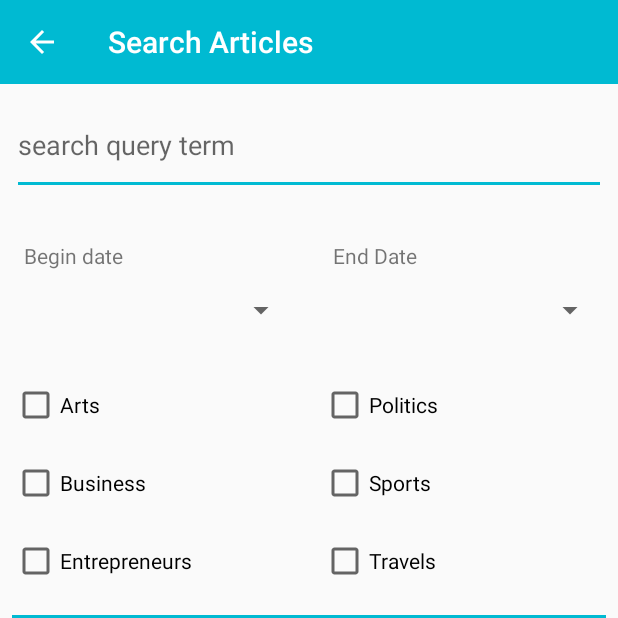
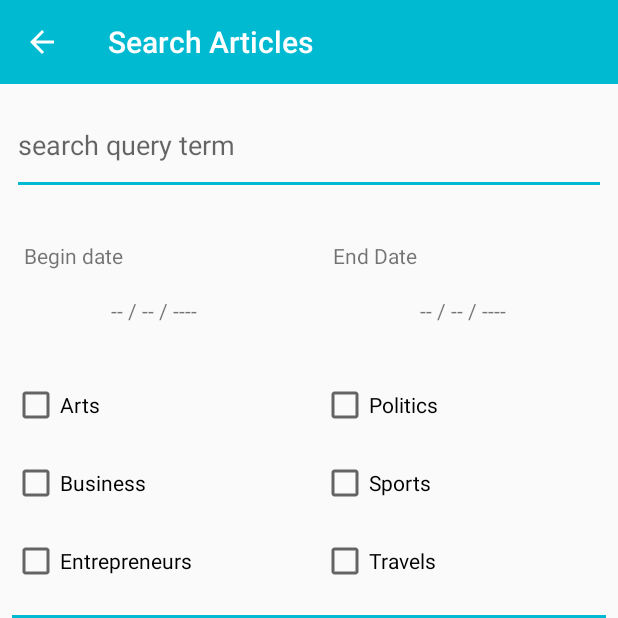
Before and after one commit to thomas25520/MyNews, an Android app: the MainActivity screen opened directly, with no data from a screen before it, after a tap on "search", on a phone screen of 412 x 824 dp, the top half of it. Run offline under Robolectric (Android 15) with nearby library versions, the phone set to English and light mode, and no system bars.

Commit message:
[ADD] -- DatePickerDialog for begin date and end date -- [ADD] -- Navigation drawer header -- [BUG] -- Hamburger menu display -- [BUG] -- colors in mainActivity --

```diff
--- a/app/src/main/java/com/MyNews/controller/activities/MainActivity.java
+++ b/app/src/main/java/com/MyNews/controller/activities/MainActivity.java
@@ -7,7 +7,6 @@ import android.support.design.widget.NavigationView;
 import android.support.v4.view.GravityCompat;
 import android.support.v4.view.ViewPager;
 import android.support.v4.widget.DrawerLayout;
-import android.support.v7.app.ActionBarDrawerToggle;
 import android.support.v7.app.AppCompatActivity;
 import android.support.v7.widget.Toolbar;
 import android.view.Menu;
@@ -15,7 +14,7 @@ import android.view.MenuItem;
 
 import com.MyNews.R;
 import com.MyNews.controller.adapter.ViewPagerAdapter;
-import com.MyNews.controller.fragment.TabLayout;
+import com.MyNews.controller.fragment.TabLayoutCategories;
 
 import java.util.Objects;
 
@@ -28,7 +27,7 @@ public class MainActivity extends AppCompatActivity implements NavigationView.On
     @Override
     protected void onCreate(Bundle savedInstanceState) {
         super.onCreate(savedInstanceState);
-        setContentView(R.layout.activity_main);
+        setContentView(R.layout.main_activity);
 
         configureNavigationView();
         configureDrawerLayout();
@@ -45,9 +44,6 @@ public class MainActivity extends AppCompatActivity implements NavigationView.On
     // Configure Drawer Layout
     private void configureDrawerLayout() {
         mDrawerLayout = findViewById(R.id.activity_main_drawer_layout);
-        ActionBarDrawerToggle toggle = new ActionBarDrawerToggle(this, mDrawerLayout, mToolbar, R.string.navigation_drawer_open, R.string.navigation_drawer_close);
-        mDrawerLayout.addDrawerListener(toggle);
-        toggle.syncState();
     }
 
     // Set ViewPagerAndTabs
@@ -63,14 +59,15 @@ public class MainActivity extends AppCompatActivity implements NavigationView.On
     private void setToolbar() {
         Toolbar toolbar = findViewById(R.id.activity_main_toolbar);
         setSupportActionBar(toolbar);
+        Objects.requireNonNull(getSupportActionBar()).setHomeAsUpIndicator(R.drawable.ic_baseline_menu_24px);
         Objects.requireNonNull(getSupportActionBar()).setDisplayHomeAsUpEnabled(true);
     }
 
     private void addTabs(ViewPager viewPager) {
         ViewPagerAdapter adapter = new ViewPagerAdapter(getSupportFragmentManager());
-        adapter.addFrag(new TabLayout(), "TOP STORIES");
-        adapter.addFrag(new TabLayout(), "MOST POPULAR");
-        adapter.addFrag(new TabLayout(), "BUSINESS");
+        adapter.addFrag(new TabLayoutCategories(), "TOP STORIES");
+        adapter.addFrag(new TabLayoutCategories(), "MOST POPULAR");
+        adapter.addFrag(new TabLayoutCategories(), "BUSINESS");
         viewPager.setAdapter(adapter);
     }
 
@@ -85,6 +82,9 @@ public class MainActivity extends AppCompatActivity implements NavigationView.On
     @Override
     public boolean onOptionsItemSelected(MenuItem item) {
         switch (item.getItemId()) {
+            case android.R.id.home:
+                mDrawerLayout.openDrawer(GravityCompat.START);
+                return true;
             case R.id.menu_activity_main_search_btn:
                 startActivity(new Intent(MainActivity.this, SearchActivity.class));
                 return true;
--- a/app/src/main/java/com/MyNews/controller/activities/SearchActivity.java
+++ b/app/src/main/java/com/MyNews/controller/activities/SearchActivity.java
@@ -1,12 +1,20 @@
 package com.MyNews.controller.activities;
 
+import android.app.DatePickerDialog;
+import android.graphics.Color;
+import android.graphics.drawable.ColorDrawable;
 import android.os.Bundle;
 import android.support.v7.app.AppCompatActivity;
 import android.support.v7.widget.Toolbar;
 import android.view.View;
+import android.widget.DatePicker;
 import android.widget.EditText;
+import android.widget.TextView;
 
 import com.MyNews.R;
+
+import java.util.Calendar;
+import java.util.Objects;
 
 /**
  * Created by Dutru Thomas on 06/05/2019.
@@ -14,11 +22,20 @@ import com.MyNews.R;
 public class SearchActivity extends AppCompatActivity {
     EditText mQueryTerm;
 
+    private TextView mDisplayEndDate;
+    private TextView mDisplayBeginDate;
+
+    private DatePickerDialog.OnDateSetListener mDateSetListenerEnd;
+    private DatePickerDialog.OnDateSetListener mDateSetListenerBegin;
+
+
     @Override
     protected void onCreate(Bundle savedInstanceState) {
         super.onCreate(savedInstanceState);
-        setContentView(R.layout.activity_search);
+        setContentView(R.layout.search_activity);
         initViews();
+        setBeginDate();
+        setEndDate();
     }
 
     public void initViews() {
@@ -44,4 +61,70 @@ public class SearchActivity extends AppCompatActivity {
             }
         });
     }
+
+    public void setBeginDate() {
+        mDisplayBeginDate = findViewById(R.id.activity_search_begin_date);
+
+        mDisplayBeginDate.setOnClickListener(new View.OnClickListener() {
+            @Override
+            public void onClick(View v) {
+                Calendar calendar = Calendar.getInstance();
+                int year = calendar.get(Calendar.YEAR);
+                int month = calendar.get(Calendar.MONTH);
+                int day = calendar.get(Calendar.DAY_OF_MONTH);
+
+                DatePickerDialog dialog = new DatePickerDialog(
+                        SearchActivity.this,
+                        android.R.style.Theme_Holo_Light_Dialog_MinWidth,
+                        mDateSetListenerBegin,
+                        year, month, day);
+                Objects.requireNonNull(dialog.getWindow()).setBackgroundDrawable(new ColorDrawable(Color.TRANSPARENT));
+                dialog.show();
+            }
+        });
+
+        // Display user choice on TextView
+        mDateSetListenerBegin = new DatePickerDialog.OnDateSetListener() {
+            @Override
+            public void onDateSet(DatePicker datePicker, int year, int month, int day) {
+                month = month + 1;
+
+                String date = month + "/" + day + "/" + year;
+                mDisplayBeginDate.setText(date);
+            }
+        };
+    }
+
+    public void setEndDate() {
+        mDisplayEndDate = findViewById(R.id.activity_search_end_date);
+
+        mDisplayEndDate.setOnClickListener(new View.OnClickListener() {
+            @Override
+            public void onClick(View v) {
+                Calendar calendar = Calendar.getInstance();
+                int year = calendar.get(Calendar.YEAR);
+                int month = calendar.get(Calendar.MONTH);
+                int day = calendar.get(Calendar.DAY_OF_MONTH);
+
+                DatePickerDialog dialog = new DatePickerDialog(
+                        SearchActivity.this,
+                        android.R.style.Theme_Holo_Light_Dialog_MinWidth,
+                        mDateSetListenerEnd,
+                        year, month, day);
+                Objects.requireNonNull(dialog.getWindow()).setBackgroundDrawable(new ColorDrawable(Color.TRANSPARENT));
+                dialog.show();
+            }
+        });
+
+        // Display user choice on TextView
+        mDateSetListenerEnd = new DatePickerDialog.OnDateSetListener() {
+            @Override
+            public void onDateSet(DatePicker datePicker, int year, int month, int day) {
+                month = month + 1;
+
+                String date = month + "/" + day + "/" + year;
+                mDisplayEndDate.setText(date);
+            }
+        };
+    }
 }
--- a/app/src/main/java/com/MyNews/controller/fragment/TabLayout.java
+++ b/app/src/main/java/com/MyNews/controller/fragment/TabLayoutCategories.java
@@ -9,9 +9,9 @@ import android.view.ViewGroup;
 
 import com.MyNews.R;
 
-public class TabLayout extends Fragment {
+public class TabLayoutCategories extends Fragment {
 
-    public TabLayout() {
+    public TabLayoutCategories() {
     }
 
     @Override
@@ -22,6 +22,6 @@ public class TabLayout extends Fragment {
     @Override
     public View onCreateView(@NonNull LayoutInflater inflater, ViewGroup container,
                              Bundle savedInstanceState) {
-        return inflater.inflate(R.layout.fragment_tab_layout, container, false);
+        return inflater.inflate(R.layout.fragment_tab_layout_categories, container, false);
     }
 }
--- a/app/src/main/res/layout/activity_search.xml
+++ b/app/src/main/res/layout/search_activity.xml
@@ -28,40 +28,14 @@
         app:layout_constraintStart_toStartOf="parent"
         app:layout_constraintTop_toTopOf="parent" />
 
-    <android.support.v7.widget.AppCompatSpinner
-        android:id="@+id/activity_search_start_date"
-        android:layout_width="0dp"
-        android:layout_height="54dp"
-        android:layout_marginStart="8dp"
-        android:layout_marginTop="50dp"
-        android:layout_marginEnd="8dp"
-        app:layout_constraintEnd_toStartOf="@+id/activity_search_end_date"
-        app:layout_constraintStart_toStartOf="parent"
-        app:layout_constraintTop_toBottomOf="@+id/query_term">
-
-    </android.support.v7.widget.AppCompatSpinner>
-
-    <android.support.v7.widget.AppCompatSpinner
-        android:id="@+id/activity_search_end_date"
-        android:layout_width="0dp"
-        android:layout_height="54dp"
-        android:layout_marginStart="8dp"
-        android:layout_marginTop="50dp"
-        android:layout_marginEnd="8dp"
-        app:layout_constraintEnd_toEndOf="parent"
-        app:layout_constraintStart_toEndOf="@+id/activity_search_start_date"
-        app:layout_constraintTop_toBottomOf="@+id/query_term">
-
-    </android.support.v7.widget.AppCompatSpinner>
-
     <TextView
         android:id="@+id/activity_search_spinner_title_start_date"
         android:layout_width="wrap_content"
         android:layout_height="wrap_content"
         android:layout_marginStart="8dp"
         android:text="@string/spinner_title_start_date"
-        app:layout_constraintBottom_toTopOf="@+id/activity_search_start_date"
-        app:layout_constraintStart_toStartOf="@+id/activity_search_start_date" />
+        app:layout_constraintBottom_toTopOf="@+id/activity_search_begin_date"
+        app:layout_constraintStart_toStartOf="@+id/activity_search_begin_date" />
 
     <TextView
         android:id="@+id/activity_search_spinner_title_end_date"
@@ -72,14 +46,40 @@
         app:layout_constraintBottom_toTopOf="@+id/activity_search_end_date"
         app:layout_constraintStart_toStartOf="@+id/activity_search_end_date" />
 
+    <TextView
+        android:id="@+id/activity_search_begin_date"
+        android:gravity="center"
+        android:text="@string/empty_date_format"
+        android:layout_width="0dp"
+        android:layout_height="54dp"
+        android:layout_marginStart="8dp"
+        android:layout_marginTop="50dp"
+        android:layout_marginEnd="8dp"
+        app:layout_constraintEnd_toStartOf="@+id/activity_search_end_date"
+        app:layout_constraintStart_toStartOf="parent"
+        app:layout_constraintTop_toBottomOf="@+id/query_term" />
+
+    <TextView
+        android:id="@+id/activity_search_end_date"
+        android:gravity="center"
+        android:text="@string/empty_date_format"
+        android:layout_width="0dp"
+        android:layout_height="54dp"
+        android:layout_marginStart="8dp"
+        android:layout_marginTop="50dp"
+        android:layout_marginEnd="8dp"
+        app:layout_constraintEnd_toEndOf="parent"
+        app:layout_constraintStart_toEndOf="@+id/activity_search_begin_date"
+        app:layout_constraintTop_toBottomOf="@+id/query_term" />
+
     <CheckBox
         android:id="@+id/checkBox"
         android:layout_width="wrap_content"
         android:layout_height="wrap_content"
         android:layout_marginTop="20dp"
         android:text="@string/checkbox_arts"
-        app:layout_constraintStart_toStartOf="@+id/activity_search_start_date"
-        app:layout_constraintTop_toBottomOf="@+id/activity_search_start_date" />
+        app:layout_constraintStart_toStartOf="@+id/activity_search_begin_date"
+        app:layout_constraintTop_toBottomOf="@+id/activity_search_begin_date" />
 
     <CheckBox
         android:id="@+id/checkBox2"
--- a/app/src/main/res/values/strings.xml
+++ b/app/src/main/res/values/strings.xml
@@ -21,4 +21,5 @@
     <string name="checkbox_entrepreneurs">Entrepreneurs</string>
     <string name="checkbox_travels">Travels</string>
     <string name="activity_search_search_btn">SEARCH</string>
+    <string name="empty_date_format">-- / -- / ----</string>
 </resources>
```
Also changed, not shown: app/src/main/res/layout/activity_main.xml (deleted, +0 -55 lines), app/src/main/res/layout/activity_main_nav_drawer_header.xml (added, +12 -0 lines), app/src/main/res/layout/main_activity.xml (added, +50 -0 lines), app/src/main/res/layout/fragment_tab_layout_categories.xml (renamed from app/src/main/res/layout/fragment_tab_layout.xml).
